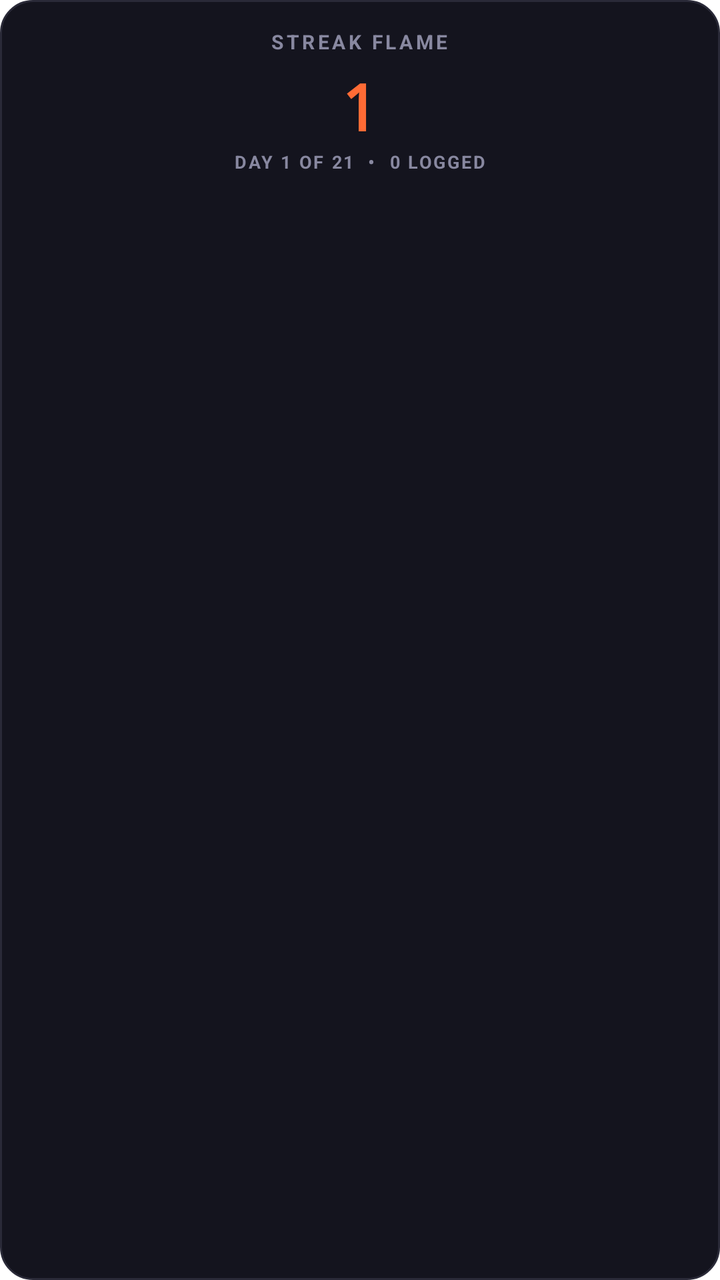
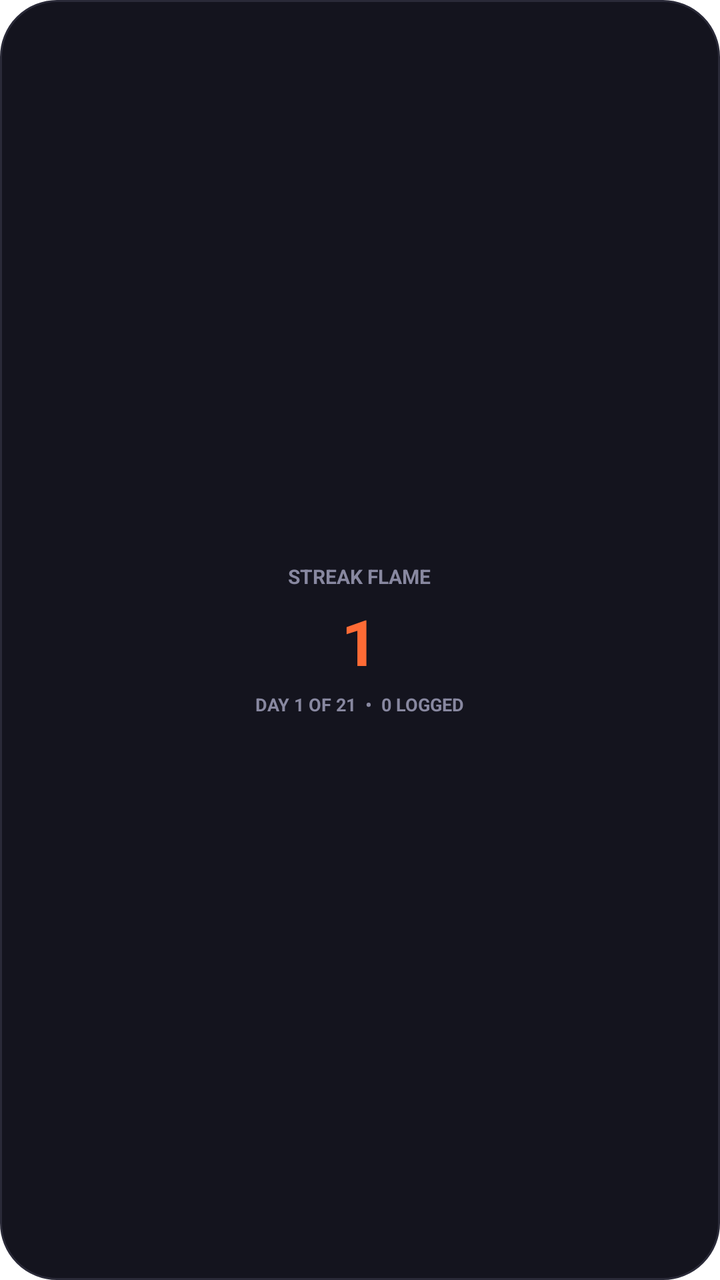

Before-and-after screenshots of an Android layout around one commit, followed by the original layout XML and the change that was made.
<!-- AndroidManifest.xml: fallback theme Theme.MaterialComponents.DayNight.NoActionBar -->
<!-- res/layout/widget_streak_flame.xml -->
<?xml version="1.0" encoding="utf-8"?>
<LinearLayout xmlns:android="http://schemas.android.com/apk/res/android"
    android:id="@+id/widget_root"
    android:layout_width="match_parent"
    android:layout_height="match_parent"
    android:background="@drawable/widget_card_bg"
    android:gravity="center_horizontal"
    android:orientation="vertical"
    android:padding="14dp">

    
    <TextView
        android:layout_width="wrap_content"
        android:layout_height="wrap_content"
        android:text="STREAK FLAME"
        android:textColor="#8888A0"
        android:textSize="10sp"
        android:textStyle="bold"
        android:letterSpacing="0.15" />

    
    <TextView
        android:id="@+id/tv_streak_day"
        android:layout_width="wrap_content"
        android:layout_height="wrap_content"
        android:layout_marginTop="4dp"
        android:text="1"
        android:textColor="#FF6B35"
        android:textSize="32sp"
        android:textStyle="bold"
        android:typeface="monospace" />

    <TextView
        android:id="@+id/tv_streak_status"
        android:layout_width="wrap_content"
        android:layout_height="wrap_content"
        android:text="DAY 1 OF 21  •  0 LOGGED"
        android:textColor="#8888A0"
        android:textSize="9sp"
        android:textStyle="bold"
        android:letterSpacing="0.1" />

</LinearLayout>
<!-- resources referenced by this layout -->
<resources>
  <!-- drawable widget_card_bg (drawable) -->
  <?xml version="1.0" encoding="utf-8"?>
  <shape xmlns:android="http://schemas.android.com/apk/res/android"
      android:shape="rectangle">
      <solid android:color="#14141E" />
      <corners android:radius="16dp" />
      <stroke
          android:width="1dp"
          android:color="#2A2A38" />
  </shape>
</resources>

<!-- the commit's change to res/layout/widget_streak_flame.xml (unified diff, before → after) -->
@@ -4,9 +4,9 @@
     android:layout_width="match_parent"
     android:layout_height="match_parent"
     android:background="@drawable/widget_card_bg"
-    android:gravity="center_horizontal"
+    android:gravity="center"
     android:orientation="vertical"
-    android:padding="14dp">
+    android:padding="@dimen/widget_padding">
 
     
     <TextView
@@ -15,8 +15,7 @@
         android:text="STREAK FLAME"
         android:textColor="#8888A0"
         android:textSize="10sp"
-        android:textStyle="bold"
-        android:letterSpacing="0.15" />
+        android:textStyle="bold" />
 
     
     <TextView
@@ -27,17 +26,16 @@
         android:text="1"
         android:textColor="#FF6B35"
         android:textSize="32sp"
-        android:textStyle="bold"
-        android:typeface="monospace" />
+        android:textStyle="bold" />
 
     <TextView
         android:id="@+id/tv_streak_status"
         android:layout_width="wrap_content"
         android:layout_height="wrap_content"
+        android:layout_marginTop="4dp"
         android:text="DAY 1 OF 21  •  0 LOGGED"
         android:textColor="#8888A0"
         android:textSize="9sp"
-        android:textStyle="bold"
-        android:letterSpacing="0.1" />
+        android:textStyle="bold" />
 
 </LinearLayout>
<!-- resource entries referenced after the edit -->
@@ -1,14 +1,16 @@
 <!-- resources referenced by this layout -->
 <resources>
+  <dimen name="widget_padding">14dp</dimen>
   <!-- drawable widget_card_bg (drawable) -->
   <?xml version="1.0" encoding="utf-8"?>
   <shape xmlns:android="http://schemas.android.com/apk/res/android"
       android:shape="rectangle">
       <solid android:color="#14141E" />
-      <corners android:radius="16dp" />
+      <corners android:radius="@dimen/widget_corner_radius" />
       <stroke
           android:width="1dp"
           android:color="#2A2A38" />
   </shape>
+  <dimen name="widget_corner_radius">16dp</dimen>
 </resources>
 
